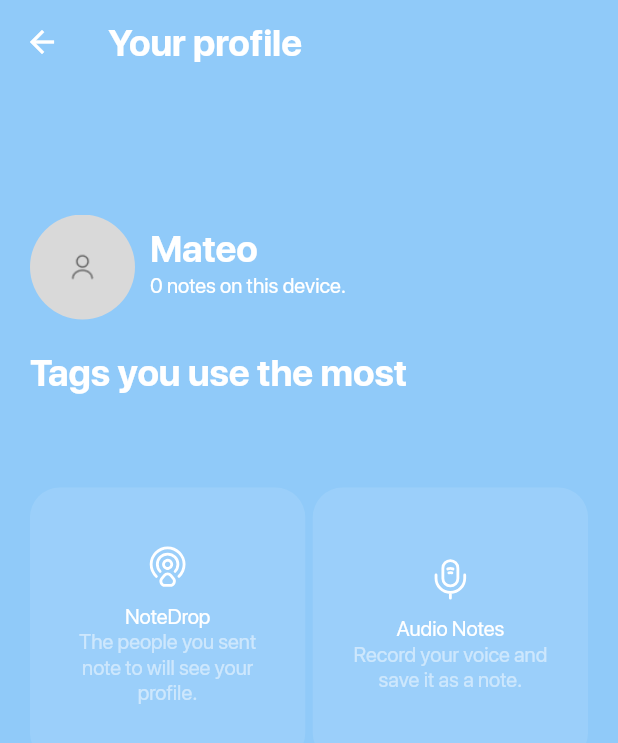
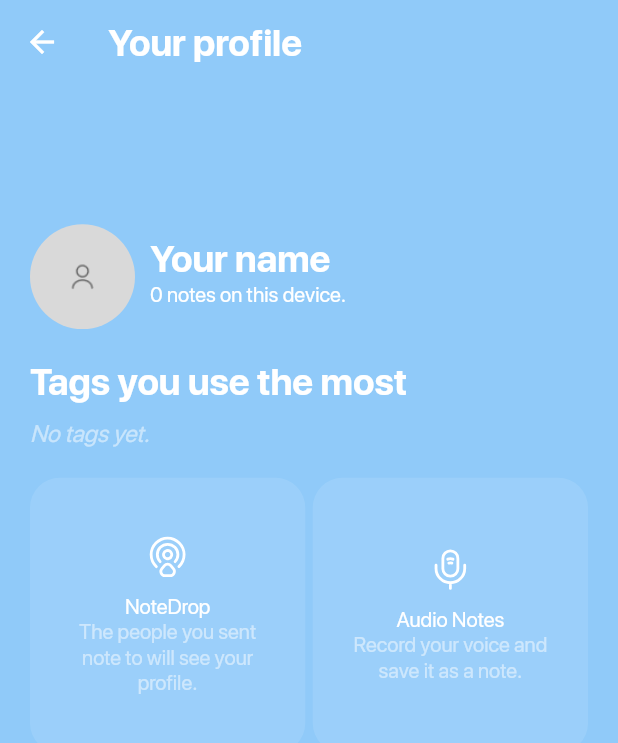
Before and after one commit to mtohernandez/NotiNotes, a Flutter app: the screen it shows after launch, after a tap on an icon or button, on a phone screen of 412 x 824 dp. Shown: the top 743 px of the screen. Run offline on Flutter 3.47's test engine with Material 2 defaults, Android fonts, the phone set to English and light mode, and no system bars; our stand-ins replace flutter_svg, hive_flutter, image_picker; missing offline and left inert: flex_color_picker, masonry_grid, string_similarity; accounts and stored records are empty.

Commit message:
Add fix on database with user and new personalization

```diff
--- a/lib/main.dart
+++ b/lib/main.dart
@@ -21,18 +21,22 @@ void main() async {
   );
 
   WidgetsFlutterBinding.ensureInitialized();
-  NotesDataBase notesDataBase = NotesDataBase();
+  DataBase dataBase = DataBase();
   String notesBoxName = 'notes';
+  String userBoxName = 'user';
   await Hive.initFlutter();
   await Hive.openBox(notesBoxName);
-  Box notesBox = notesDataBase.initBox(notesBoxName);
+  await Hive.openBox(userBoxName);
+  Box notesBox = dataBase.initBox(notesBoxName);
+  Box userBox = dataBase.initBox(userBoxName);
 
-  runApp(MyApp(notesBox));
+  runApp(MyApp(notesBox, userBox));
 }
 
 class MyApp extends StatefulWidget {
   final Box notesBox;
-  const MyApp(this.notesBox, {super.key});
+  final Box userBox;
+  const MyApp(this.notesBox, this.userBox, {super.key});
 
   @override
   State<MyApp> createState() => _MyAppState();
@@ -40,20 +44,26 @@ class MyApp extends StatefulWidget {
 
 class _MyAppState extends State<MyApp> with WidgetsBindingObserver {
   late Notes notes;
+  late UserData userData;
+
   //? The box needs to be disposed after closing the app
 
   @override
   void initState() {
     WidgetsBinding.instance.addObserver(this);
     notes = Notes(widget.notesBox);
+    userData = UserData(widget.userBox);
     notes.loadNotesFromDataBase();
+    userData.loadUserFromDataBase();
     super.initState();
   }
 
   @override
   void dispose() {
     notes.updateNotesOnDataBase(notes.notes);
+    userData.saveUserToDataBase(userData.curentUserData);
     notes.disposeBox(widget.notesBox);
+    userData.disposeBox(widget.userBox);
     WidgetsBinding.instance.removeObserver(this);
     super.dispose();
   }
@@ -63,6 +73,7 @@ class _MyAppState extends State<MyApp> with WidgetsBindingObserver {
     if (state == AppLifecycleState.inactive ||
         state == AppLifecycleState.paused) {
       notes.updateNotesOnDataBase(notes.notes);
+      userData.saveUserToDataBase(userData.curentUserData);
     }
 
     super.didChangeAppLifecycleState(state);
@@ -73,7 +84,7 @@ class _MyAppState extends State<MyApp> with WidgetsBindingObserver {
     return MultiProvider(
       providers: [
         ChangeNotifierProvider(
-          create: (_) => UserData(),
+          create: (_) => userData,
         ),
         ChangeNotifierProvider(
           create: (_) => notes,
--- a/lib/providers/data_base.dart
+++ b/lib/providers/data_base.dart
@@ -1,6 +1,6 @@
 import 'package:hive_flutter/hive_flutter.dart';
 
-class NotesDataBase {
+class DataBase {
 
   Box initBox(String boxName) {
     Box notesBox = Hive.box(boxName);
--- a/lib/providers/user.dart
+++ b/lib/providers/user.dart
@@ -1,5 +1,8 @@
 import 'package:flutter/material.dart';
+import 'package:hive_flutter/hive_flutter.dart';
+import 'dart:convert';
 import 'dart:io';
+import 'dart:math';
 
 import 'package:uuid/uuid.dart';
 
@@ -7,18 +10,15 @@ class User {
   String id = const Uuid().v4();
   String name;
   DateTime bornDate;
-  int notesCreated;
-  String favoriteColor;
+  // String favoriteColor;
   File? profilePicture;
 
   User(
     this.profilePicture,
     this.id,
-    this.favoriteColor,
     {
     required this.name,
     required this.bornDate,
-    required this.notesCreated,
   });
 
   Map<String, dynamic> toJson() {
@@ -26,16 +26,54 @@ class User {
       'id': id,
       'name': name,
       'bornDate': bornDate.toIso8601String(),
-      'notesCreated': notesCreated,
       'profilePicture': profilePicture?.path,
     };
   }
 }
 
 class UserData with ChangeNotifier {
-  User currentUser =
-      User(null, const Uuid().v4(), 'Green', name: 'Mateo', bornDate: DateTime.now(), notesCreated: 234);
+  User currentUser = User(
+    null,
+    const Uuid().v4(),
+    name: '',
+    bornDate: DateTime.now(),
+  );
+
+  Box userBox;
+
+  UserData(this.userBox);
+
   User get curentUserData => currentUser;
+
+  String get greetingToUser => _randomGreetings(currentUser);
+
+  String greeting() {
+    var hour = DateTime.now().hour;
+    if (hour < 12) {
+      return 'Morning';
+    }
+    if (hour < 17) {
+      return 'Afternoon';
+    }
+    return 'Evening';
+  }
+
+  String _randomGreetings(User user) {
+    var greetings = [
+      'Good ${greeting()}',
+      'Today is the day.',
+      '${user.name == '' ? 'User' : user.name.toLowerCase()}, glad you\'re back.',
+      'You\'re doing great.',
+      'Good ${greeting()} ${user.name == '' ? 'User' : user.name.toLowerCase()}',
+      'Plans for the weekend?',
+      '${user.name == '' ? 'User' : user.name.toLowerCase()} is the best.',
+      'Tonight\'s the night.',
+      'This is your notinotes.',
+    ];
+    var random = Random();
+    var element = greetings[random.nextInt(greetings.length)];
+    return element;
+  }
 
   void updateProfilePicture(File? profilePicture) {
     currentUser.profilePicture = profilePicture;
@@ -47,17 +85,49 @@ class UserData with ChangeNotifier {
     notifyListeners();
   }
 
-  //TODO add updateBornDate
-
-  void updateNotesCreated(int notesCreated) {
-    currentUser.notesCreated = notesCreated;
+  void removeProfilePicture() {
+    currentUser.profilePicture = null;
     notifyListeners();
   }
 
-  void updateFavoriteColor(String favoriteColor) {
-    currentUser.favoriteColor = favoriteColor;
+  //TODO add updateBornDate
+
+  // void updateFavoriteColor(String favoriteColor) {
+  //   currentUser.favoriteColor = favoriteColor;
+  //   notifyListeners();
+  // }
+
+  void loadUserFromDataBase() {
+    if (userBox.values.isEmpty) {
+      return;
+    }
+
+    var userDecoded = jsonDecode(userBox.values.first);
+    currentUser = User(
+      userDecoded['profilePicture'] != null
+          ? File(userDecoded['profilePicture'])
+          : null,
+      userDecoded['id'],
+      // userDecoded['favoriteColor'],
+      name: userDecoded['name'],
+      bornDate: DateTime.parse(
+        userDecoded['bornDate'],
+      ),
+    );
+
     notifyListeners();
   }
 
+  void saveUserToDataBase(User currentUser) {
+    userBox.put(
+      'userFromDevice',
+      jsonEncode(
+        currentUser.toJson(),
+      ),
+    );
+  }
 
+  void disposeBox(Box box) {
+    box.close();
+  }
 }
--- a/lib/screens/user_info_screen.dart
+++ b/lib/screens/user_info_screen.dart
@@ -23,7 +23,8 @@ class UserInfoScreen extends StatelessWidget {
   }
 
   Widget _buildMostUsedTags(BuildContext context, Set<String> allTags) {
-    return SizedBox(
+    return allTags.isNotEmpty
+        ? SizedBox(
             height: Theme.of(context).textTheme.bodyText1!.fontSize! * 2.0,
             child: ListView.builder(
               scrollDirection: Axis.horizontal,
@@ -32,6 +33,16 @@ class UserInfoScreen extends StatelessWidget {
                 isForSearch: false,
               ),
               itemCount: allTags.length,
+            ),
+          )
+        : Text(
+            'No tags yet.',
+            style: Theme.of(context).textTheme.bodyText1!.copyWith(
+                  color:
+                      Theme.of(context).textTheme.bodyText1!.color!.withOpacity(
+                            .5,
+                          ),
+                  fontStyle: FontStyle.italic,
                 ),
           );
   }
--- a/lib/widgets/navigation/appbar_item.dart
+++ b/lib/widgets/navigation/appbar_item.dart
@@ -7,6 +7,7 @@ import '../../screens/user_info_screen.dart';
 import '../../widgets/items/tag_item.dart';
 
 import '../../providers/notes.dart';
+import '../../providers/user.dart';
 
 class AppBarItemTop extends StatelessWidget implements PreferredSizeWidget {
   final double size;
@@ -21,20 +22,10 @@ class AppBarItemTop extends StatelessWidget implements PreferredSizeWidget {
     );
   }
 
-  String greeting() {
-    var hour = DateTime.now().hour;
-    if (hour < 12) {
-      return 'Morning';
-    }
-    if (hour < 17) {
-      return 'Afternoon';
-    }
-    return 'Evening';
-  }
-
   @override
   Widget build(BuildContext context) {
     final notes = Provider.of<Notes>(context);
+    final user = Provider.of<UserData>(context, listen: false);
 
     Set<String> allTags = importTags(notes);
 
@@ -62,12 +53,26 @@ class AppBarItemTop extends StatelessWidget implements PreferredSizeWidget {
               mainAxisAlignment: MainAxisAlignment.spaceBetween,
               children: [
                 Text(
-                  'Good ${greeting()}',
+                  user.greetingToUser,
                   style: Theme.of(context).textTheme.headline1,
                 ),
                 Row(
                   children: [
-                    GestureDetector(
+                    Consumer<UserData>(
+                      builder: (context, user, child) =>
+                          user.curentUserData.profilePicture != null
+                              ? GestureDetector(
+                                  onTap: () {
+                                    Navigator.of(context)
+                                        .pushNamed(UserInfoScreen.routeName);
+                                  },
+                                  child: CircleAvatar(
+                                    radius: 20,
+                                    backgroundImage: FileImage(
+                                        user.curentUserData.profilePicture!),
+                                  ),
+                                )
+                              : GestureDetector(
                                   onTap: () {
                                     Navigator.of(context)
                                         .pushNamed(UserInfoScreen.routeName);
@@ -75,6 +80,7 @@ class AppBarItemTop extends StatelessWidget implements PreferredSizeWidget {
                                   child: SvgPicture.asset(
                                     'lib/assets/icons/user.svg',
                                     color: Colors.white,
+                                  ),
                                 ),
                     ),
                     const SizedBox(width: 20),
--- a/lib/widgets/note_creation/load_create_note.dart
+++ b/lib/widgets/note_creation/load_create_note.dart
@@ -63,7 +63,7 @@ class LoadCreateNote extends StatelessWidget {
           keyboardType: TextInputType.multiline,
           initialValue: loadedNote.content,
           style: Theme.of(context).textTheme.bodyText1,
-          textInputAction: TextInputAction.done,
+          textInputAction: TextInputAction.newline,
           decoration: InputDecoration(
             border: InputBorder.none,
             hintText: 'Add content here...',
--- a/pubspec.yaml
+++ b/pubspec.yaml
@@ -83,6 +83,9 @@ flutter:
     - lib/assets/icons/user.svg
     - lib/assets/icons/mic.svg
     - lib/assets/icons/notedrop.svg
+    - lib/assets/icons/camera.svg
+    - lib/assets/icons/gallery.svg
+    - lib/assets/icons/removeUser.svg
 
 
   # An image asset can refer to one or more resolution-specific "variants", see
```
Also changed, not shown: lib/widgets/items/note_item.dart (+14 -1 lines), lib/widgets/media_grid.dart (+64 -17 lines), lib/assets/icons/camera.svg (added), lib/assets/icons/gallery.svg (added), lib/assets/icons/removeUser.svg (added). Lines whose indentation alone changed are shown as unchanged.
